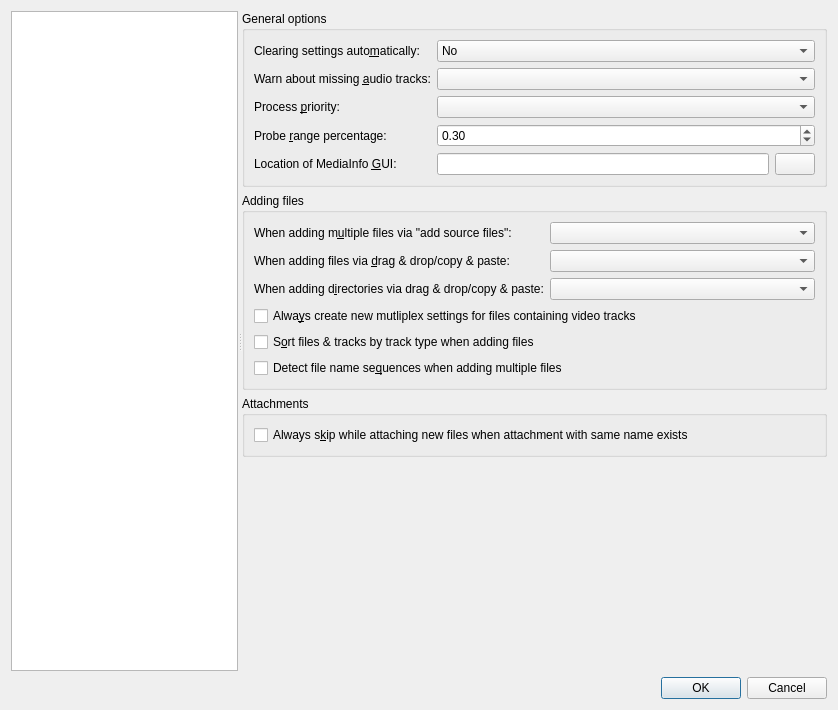
Before: the Qt Designer form src/mkvtoolnix-gui/forms/main_window/preferences_dialog.ui in jpsdr/MKVToolnix-Windows-7, drawn with Qt 5.
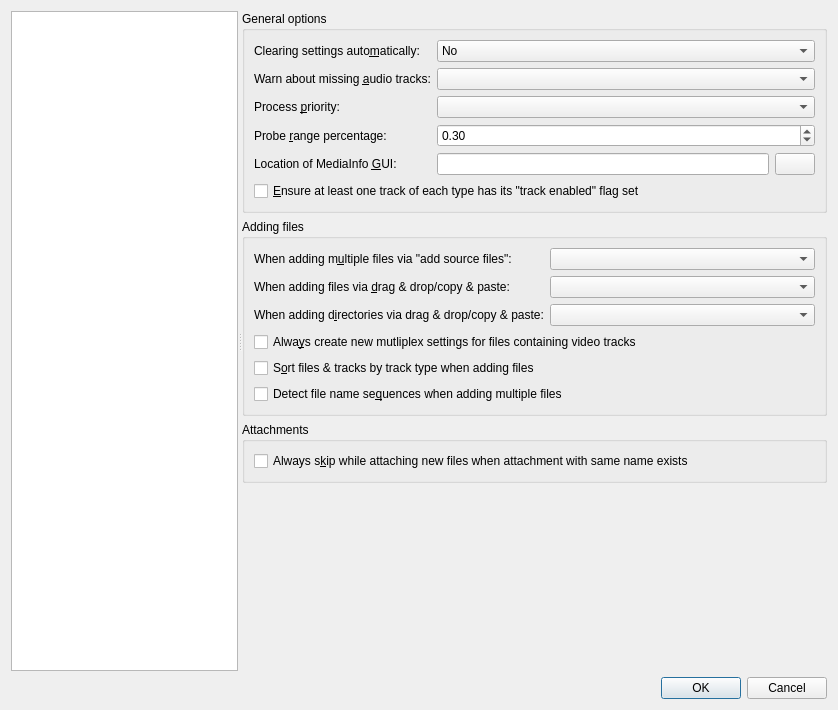
After: the same form once the commit is applied. The open tabs and pages were chosen to show the change. Icons and pictures are not drawn. Custom widgets are drawn as their Qt base class.

Commit message:
GUI: merge: optionally ensure at least one track of each type is enabled
The GUI will now check the state of the 'track enabled' flag of all
video, audio & subtitle tracks when starting to multiplex or adding a
job to the job queue. If there's no track with its flag turned on for
a type, the GUI will turn on the flag for the first track of the
type.

This behavior can be turned off in the preferences.

Implements #3535.

Patch:
```diff
--- a/src/mkvtoolnix-gui/forms/main_window/preferences_dialog.ui
+++ b/src/mkvtoolnix-gui/forms/main_window/preferences_dialog.ui
@@ -738,6 +738,13 @@
              </item>
             </layout>
            </item>
+           <item>
+            <widget class="QCheckBox" name="cbMEnsureAtLeastOneTrackEnabled">
+             <property name="text">
+              <string>&amp;Ensure at least one track of each type has its &quot;track enabled&quot; flag set</string>
+             </property>
+            </widget>
+           </item>
           </layout>
          </widget>
         </item>
```
Left out of the diff: 1 changed line with no effect on the pictures. The commit also changes 7 other files.
